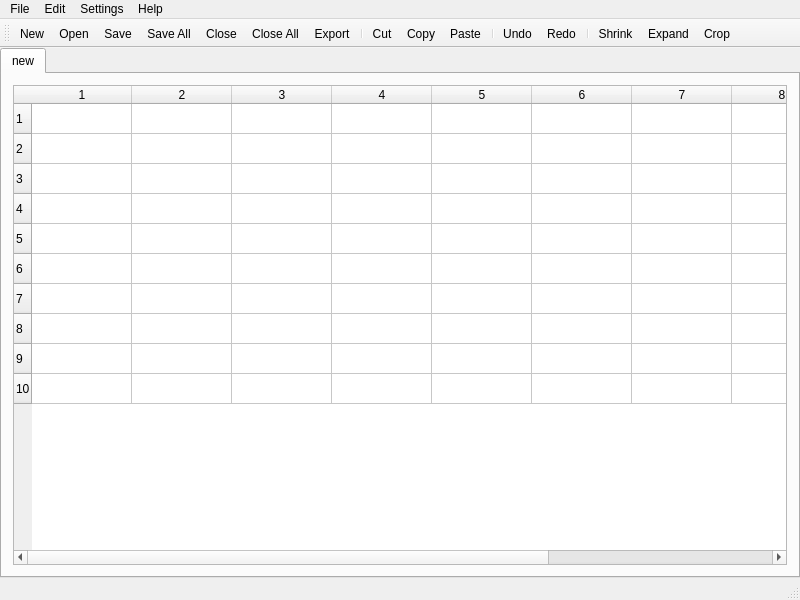
First picture: the form in src/mainwindow.ui, repository gyoerkaa/confuser, before the edit.
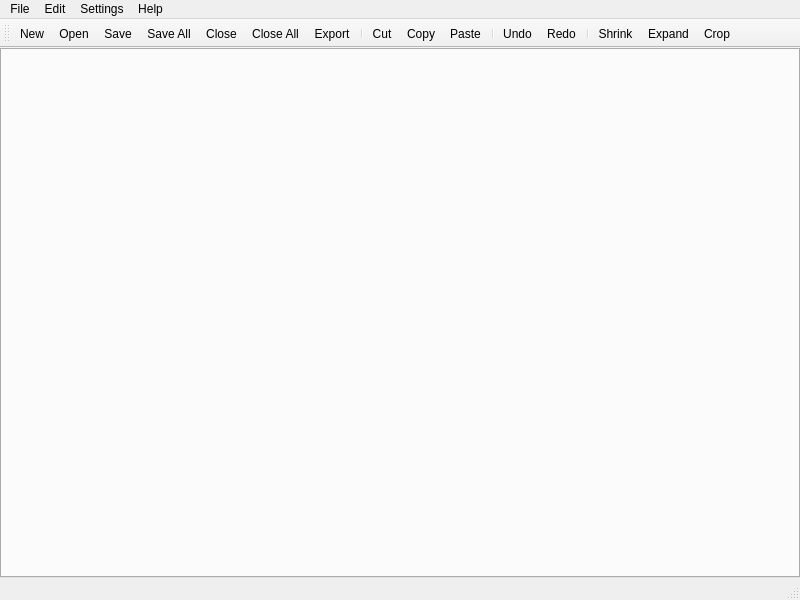
Second picture: the form after the edit. Icons and pictures are not drawn.

```diff
--- a/src/mainwindow.ui
+++ b/src/mainwindow.ui
@@ -77,144 +77,15 @@
       <property name="usesScrollButtons">
        <bool>true</bool>
       </property>
+      <property name="documentMode">
+       <bool>false</bool>
+      </property>
       <property name="tabsClosable">
        <bool>false</bool>
       </property>
       <property name="movable">
        <bool>true</bool>
       </property>
-      <widget class="QWidget" name="cmatTab0">
-       <property name="accessibleName">
-        <string/>
-       </property>
-       <attribute name="title">
-        <string>new</string>
-       </attribute>
-       <layout class="QVBoxLayout" name="verticalLayout_2">
-        <item>
-         <widget class="QTableWidget" name="cmat0">
-          <property name="inputMethodHints">
-           <set>Qt::ImhNone</set>
-          </property>
-          <property name="dragEnabled">
-           <bool>true</bool>
-          </property>
-          <property name="dragDropOverwriteMode">
-           <bool>false</bool>
-          </property>
-          <property name="dragDropMode">
-           <enum>QAbstractItemView::DragDrop</enum>
-          </property>
-          <property name="defaultDropAction">
-           <enum>Qt::TargetMoveAction</enum>
-          </property>
-          <property name="rowCount">
-           <number>10</number>
-          </property>
-          <row>
-           <property name="text">
-            <string>1</string>
-           </property>
-          </row>
-          <row>
-           <property name="text">
-            <string>2</string>
-           </property>
-          </row>
-          <row>
-           <property name="text">
-            <string>3</string>
-           </property>
-          </row>
-          <row>
-           <property name="text">
-            <string>4</string>
-           </property>
-          </row>
-          <row>
-           <property name="text">
-            <string>5</string>
-           </property>
-          </row>
-          <row>
-           <property name="text">
-            <string>6</string>
-           </property>
-          </row>
-          <row>
-           <property name="text">
-            <string>7</string>
-           </property>
-          </row>
-          <row>
-           <property name="text">
-            <string>8</string>
-           </property>
-          </row>
-          <row>
-           <property name="text">
-            <string>9</string>
-           </property>
-          </row>
-          <row>
-           <property name="text">
-            <string>10</string>
-           </property>
-          </row>
-          <column>
-           <property name="text">
-            <string>1</string>
-           </property>
-          </column>
-          <column>
-           <property name="text">
-            <string>2</string>
-           </property>
-          </column>
-          <column>
-           <property name="text">
-            <string>3</string>
-           </property>
-          </column>
-          <column>
-           <property name="text">
-            <string>4</string>
-           </property>
-          </column>
-          <column>
-           <property name="text">
-            <string>5</string>
-           </property>
-          </column>
-          <column>
-           <property name="text">
-            <string>6</string>
-           </property>
-          </column>
-          <column>
-           <property name="text">
-            <string>7</string>
-           </property>
-          </column>
-          <column>
-           <property name="text">
-            <string>8</string>
-           </property>
-          </column>
-          <column>
-           <property name="text">
-            <string>9</string>
-           </property>
-          </column>
-          <column>
-           <property name="text">
-            <string>10</string>
-           </property>
-          </column>
-         </widget>
-        </item>
-       </layout>
-      </widget>
      </widget>
     </item>
    </layout>
```
Left out of the diff: 8 changed lines with no effect on the pictures.
